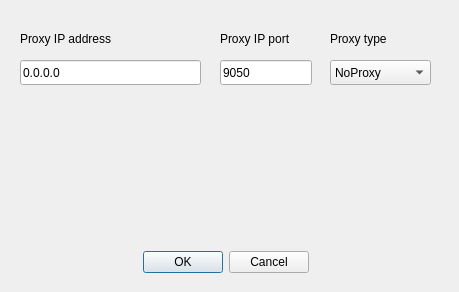
Above: proxysettings.ui from CryptoManiac/RMCWallet before the change. Below: the same form after it.
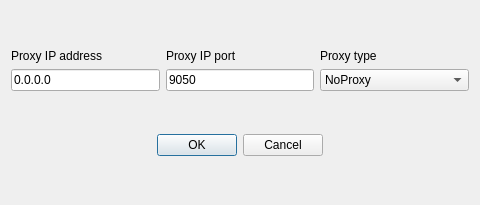
That is the form after the change.

Commit message: Add some sugar to proxysettings window

```diff
--- a/proxysettings.ui
+++ b/proxysettings.ui
@@ -6,61 +6,58 @@
    <rect>
     <x>0</x>
     <y>0</y>
-    <width>459</width>
-    <height>292</height>
+    <width>480</width>
+    <height>205</height>
    </rect>
   </property>
+  <property name="minimumSize">
+   <size>
+    <width>480</width>
+    <height>205</height>
+   </size>
+  </property>
   <property name="windowTitle">
    <string>Options</string>
   </property>
-  <widget class="QDialogButtonBox" name="buttonBox">
-   <property name="geometry">
-    <rect>
-     <x>140</x>
-     <y>250</y>
-     <width>169</width>
-     <height>25</height>
-    </rect>
-   </property>
-   <property name="standardButtons">
-    <set>QDialogButtonBox::Cancel|QDialogButtonBox::Ok</set>
-   </property>
-  </widget>
+  <layout class="QGridLayout" name="gridLayout">
+   <item row="0" column="1">
+    <spacer name="verticalSpacer_3">
+     <property name="orientation">
+      <enum>Qt::Vertical</enum>
+     </property>
+     <property name="sizeHint" stdset="0">
+      <size>
+       <width>17</width>
+       <height>8</height>
+      </size>
+     </property>
+    </spacer>
+   </item>
+   <item row="1" column="0">
   <widget class="QLabel" name="label">
-   <property name="geometry">
-    <rect>
-     <x>20</x>
-     <y>30</y>
-     <width>121</width>
-     <height>17</height>
-    </rect>
-   </property>
    <property name="text">
     <string>Proxy IP address</string>
    </property>
   </widget>
+   </item>
+   <item row="1" column="1">
   <widget class="QLabel" name="label_2">
-   <property name="geometry">
-    <rect>
-     <x>220</x>
-     <y>30</y>
-     <width>80</width>
-     <height>17</height>
-    </rect>
-   </property>
    <property name="text">
     <string>Proxy IP port</string>
    </property>
   </widget>
+   </item>
+   <item row="1" column="2">
+    <widget class="QLabel" name="label_3">
+     <property name="text">
+      <string>Proxy type</string>
+     </property>
+    </widget>
+   </item>
+   <item row="2" column="0" colspan="3">
+    <layout class="QHBoxLayout" name="horizontalLayout_2">
+     <item>
   <widget class="QLineEdit" name="lineProxyAddress">
-   <property name="geometry">
-    <rect>
-     <x>20</x>
-     <y>60</y>
-     <width>181</width>
-     <height>25</height>
-    </rect>
-   </property>
    <property name="toolTip">
     <string>Put your proxy address here or set it to 0.0.0.0 to reset program proxy.</string>
    </property>
@@ -71,15 +68,9 @@
     <string/>
    </property>
   </widget>
+     </item>
+     <item>
   <widget class="QLineEdit" name="lineProxyPort">
-   <property name="geometry">
-    <rect>
-     <x>220</x>
-     <y>60</y>
-     <width>92</width>
-     <height>25</height>
-    </rect>
-   </property>
    <property name="inputMethodHints">
     <set>Qt::ImhNone</set>
    </property>
@@ -87,27 +78,14 @@
     <string>9050</string>
    </property>
   </widget>
-  <widget class="QLabel" name="label_3">
-   <property name="geometry">
-    <rect>
-     <x>330</x>
-     <y>30</y>
-     <width>61</width>
-     <height>17</height>
-    </rect>
-   </property>
-   <property name="text">
-    <string>Proxy type</string>
-   </property>
-  </widget>
+     </item>
+     <item>
   <widget class="QComboBox" name="comboProxyType">
-   <property name="geometry">
-    <rect>
-     <x>330</x>
-     <y>60</y>
-     <width>101</width>
-     <height>25</height>
-    </rect>
+       <property name="sizePolicy">
+        <sizepolicy hsizetype="Expanding" vsizetype="Fixed">
+         <horstretch>0</horstretch>
+         <verstretch>0</verstretch>
+        </sizepolicy>
    </property>
    <item>
     <property name="text">
@@ -125,6 +103,73 @@
     </property>
    </item>
   </widget>
+     </item>
+    </layout>
+   </item>
+   <item row="3" column="1">
+    <spacer name="verticalSpacer">
+     <property name="orientation">
+      <enum>Qt::Vertical</enum>
+     </property>
+     <property name="sizeHint" stdset="0">
+      <size>
+       <width>20</width>
+       <height>34</height>
+      </size>
+     </property>
+    </spacer>
+   </item>
+   <item row="4" column="0" colspan="3">
+    <layout class="QHBoxLayout" name="horizontalLayout">
+     <item>
+      <spacer name="horizontalSpacer">
+       <property name="orientation">
+        <enum>Qt::Horizontal</enum>
+       </property>
+       <property name="sizeHint" stdset="0">
+        <size>
+         <width>40</width>
+         <height>20</height>
+        </size>
+       </property>
+      </spacer>
+     </item>
+     <item>
+      <widget class="QDialogButtonBox" name="buttonBox">
+       <property name="standardButtons">
+        <set>QDialogButtonBox::Cancel|QDialogButtonBox::Ok</set>
+       </property>
+      </widget>
+     </item>
+     <item>
+      <spacer name="horizontalSpacer_2">
+       <property name="orientation">
+        <enum>Qt::Horizontal</enum>
+       </property>
+       <property name="sizeHint" stdset="0">
+        <size>
+         <width>40</width>
+         <height>20</height>
+        </size>
+       </property>
+      </spacer>
+     </item>
+    </layout>
+   </item>
+   <item row="5" column="1">
+    <spacer name="verticalSpacer_2">
+     <property name="orientation">
+      <enum>Qt::Vertical</enum>
+     </property>
+     <property name="sizeHint" stdset="0">
+      <size>
+       <width>20</width>
+       <height>35</height>
+      </size>
+     </property>
+    </spacer>
+   </item>
+  </layout>
  </widget>
  <resources/>
  <connections>
```
Lines whose indentation alone changed are shown as unchanged.
